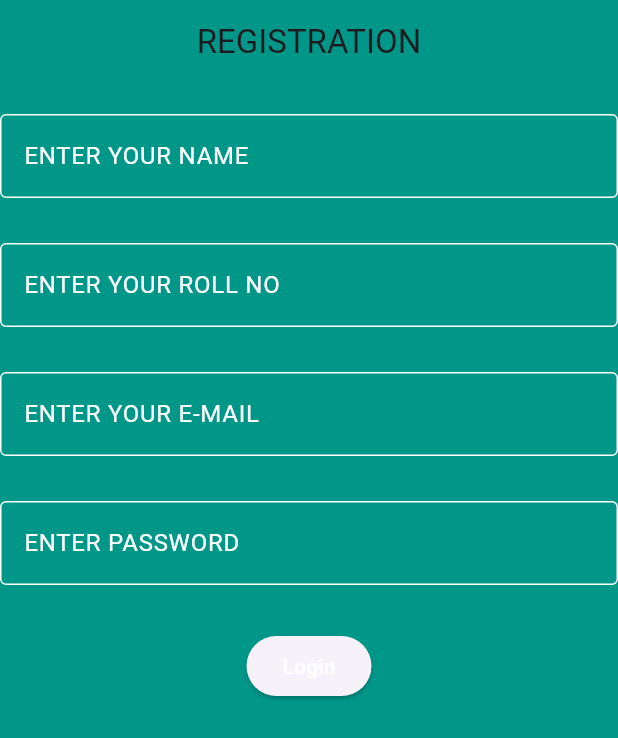
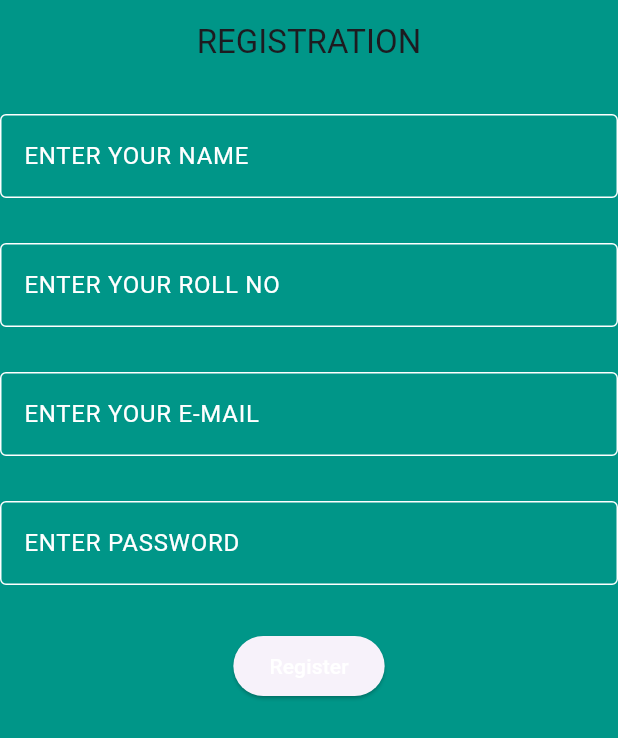
Before and after one commit to midhunsaji10/qrapplication, a Flutter app: the screen it shows after launch, after a tap on "Register", on a phone screen of 412 x 824 dp. Shown: the top 738 px of the screen. Run offline on Flutter 3.47's test engine with Material 3 defaults, Android fonts, the phone set to English and light mode, and no system bars; our stand-ins replace qr_flutter; missing offline and left inert: mobile_scanner; network calls fail.

Commit message:
qrscanstage2

```diff
--- a/lib/qrpage2.dart
+++ b/lib/qrpage2.dart
@@ -1,5 +1,10 @@
+import 'dart:convert';
+
 import 'package:flutter/material.dart';
 import 'package:qrapp/qrpage3.dart';
+import 'package:http/http.dart' as http;
+
+import 'login.dart';
 
 class Page2 extends StatefulWidget {
   const Page2({Key? key}) : super(key: key);
@@ -9,6 +14,32 @@ class Page2 extends StatefulWidget {
 }
 
 class _Page2State extends State<Page2> {
+  TextEditingController name = TextEditingController();
+  TextEditingController rollno = TextEditingController();
+  TextEditingController email = TextEditingController();
+  TextEditingController password = TextEditingController();
+  void register() async {
+    Uri uri = Uri.parse('https://scnner-web.onrender.com/api/register');
+    var response = await http.post(uri,
+        headers: <String, String>{
+          'Content-Type': 'application/json; charset=UTF-8'
+        },
+        body: jsonEncode({
+          'name': name.text,
+          'email': email.text,
+          'rollno': rollno.text,
+          'password': password.text,
+        }));print(response.statusCode);
+        print(response.body);
+        var data=jsonDecode(response.body);
+        print(data["message"]);
+    if(response.statusCode == 200) {
+      Navigator.push(context, MaterialPageRoute(builder: (context) {return Loginscreen();}));
+    }else{
+    ScaffoldMessenger.of( context).showSnackBar(SnackBar(content: Text('SOMETHING WENT WRONG')));
+    }
+  }
+
   @override
   Widget build(BuildContext context) {
     return MaterialApp(
@@ -25,8 +56,9 @@ class _Page2State extends State<Page2> {
               SizedBox(
                 height: 20,
               ),
-              const SizedBox(
+              SizedBox(
                   child: TextField(
+                      controller: name,
                       style: TextStyle(color: Colors.white),
                       decoration: InputDecoration(
                         enabledBorder: OutlineInputBorder(
@@ -40,8 +72,9 @@ class _Page2State extends State<Page2> {
               SizedBox(
                 height: 30,
               ),
-              const SizedBox(
+              SizedBox(
                   child: TextField(
+                      controller: rollno,
                       style: TextStyle(color: Colors.white),
                       decoration: InputDecoration(
                         enabledBorder: OutlineInputBorder(
@@ -55,8 +88,9 @@ class _Page2State extends State<Page2> {
               SizedBox(
                 height: 30,
               ),
-              const SizedBox(
+              SizedBox(
                   child: TextField(
+                      controller: email,
                       style: TextStyle(color: Colors.white),
                       decoration: InputDecoration(
                         enabledBorder: OutlineInputBorder(
@@ -70,8 +104,9 @@ class _Page2State extends State<Page2> {
               SizedBox(
                 height: 30,
               ),
-              const SizedBox(
+              SizedBox(
                   child: TextField(
+                      controller: password,
                       style: TextStyle(color: Colors.white),
                       decoration: InputDecoration(
                         enabledBorder: OutlineInputBorder(
@@ -87,15 +122,14 @@ class _Page2State extends State<Page2> {
               ),
               ElevatedButton(
                   style: ElevatedButton.styleFrom(),
-                  onPressed: () {
-                    {
-                      Navigator.push(context,
-                          MaterialPageRoute(builder: (context) {
-                        return Qr();
-                      }));
-                    }
+                  onPressed: () {register();
+                    // print(name.text);
+                    // print(rollno.text);
+                    // print(email.text);
+                    // print(password
+                    //     .text); //{Navigator.push(context, MaterialPageRoute(builder: (context) {return Qr();}));}
                   },
-                  child: const Text('Login',
+                  child: Text('Register',
                       style: TextStyle(
                         color: Colors.white,
                       ))),
```
Also changed, not shown: 2 other files.
